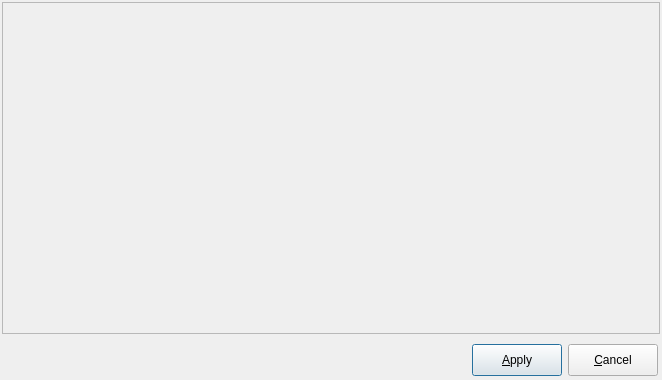
This is libpgmodeler_ui/ui/baseform.ui in pgmodeler/pgmodeler as Qt 5 draws it before an edit. The edited form follows.
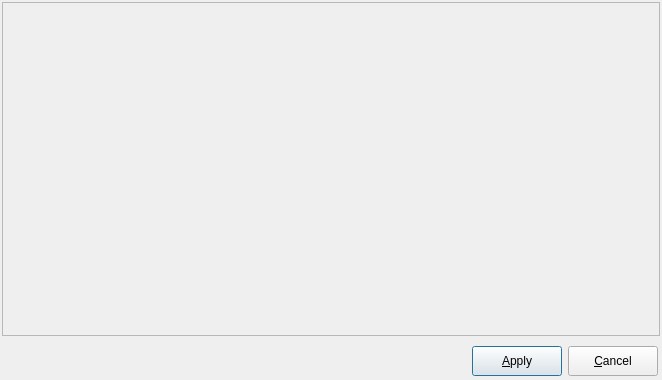
This is the edited form. Icons and pictures are not drawn.

What changed in the file:
```diff
--- a/libpgmodeler_ui/ui/baseform.ui
+++ b/libpgmodeler_ui/ui/baseform.ui
@@ -135,7 +135,7 @@
           <property name="minimumSize">
            <size>
             <width>90</width>
-            <height>32</height>
+            <height>0</height>
            </size>
           </property>
           <property name="maximumSize">
@@ -159,8 +159,8 @@
           </property>
           <property name="iconSize">
            <size>
-            <width>20</width>
-            <height>20</height>
+            <width>22</width>
+            <height>22</height>
            </size>
           </property>
           <property name="autoRepeat">
@@ -182,7 +182,7 @@
           <property name="minimumSize">
            <size>
             <width>90</width>
-            <height>32</height>
+            <height>0</height>
            </size>
           </property>
           <property name="maximumSize">
@@ -206,8 +206,8 @@
           </property>
           <property name="iconSize">
            <size>
-            <width>20</width>
-            <height>20</height>
+            <width>22</width>
+            <height>22</height>
            </size>
           </property>
           <property name="autoRepeat">
```
